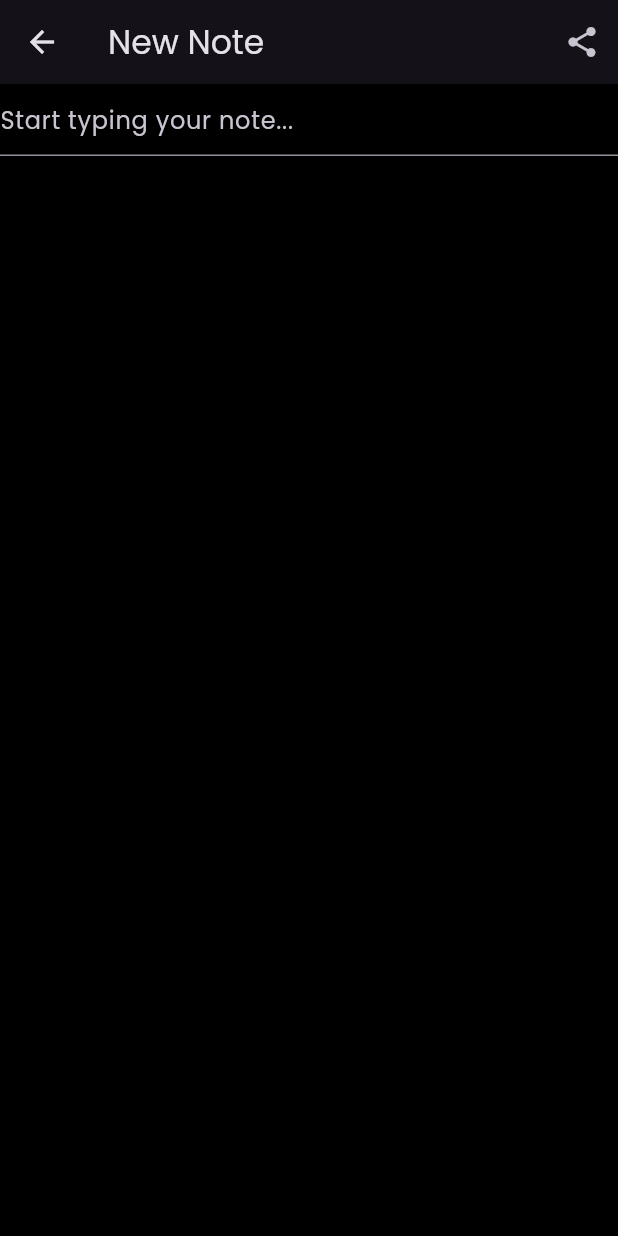
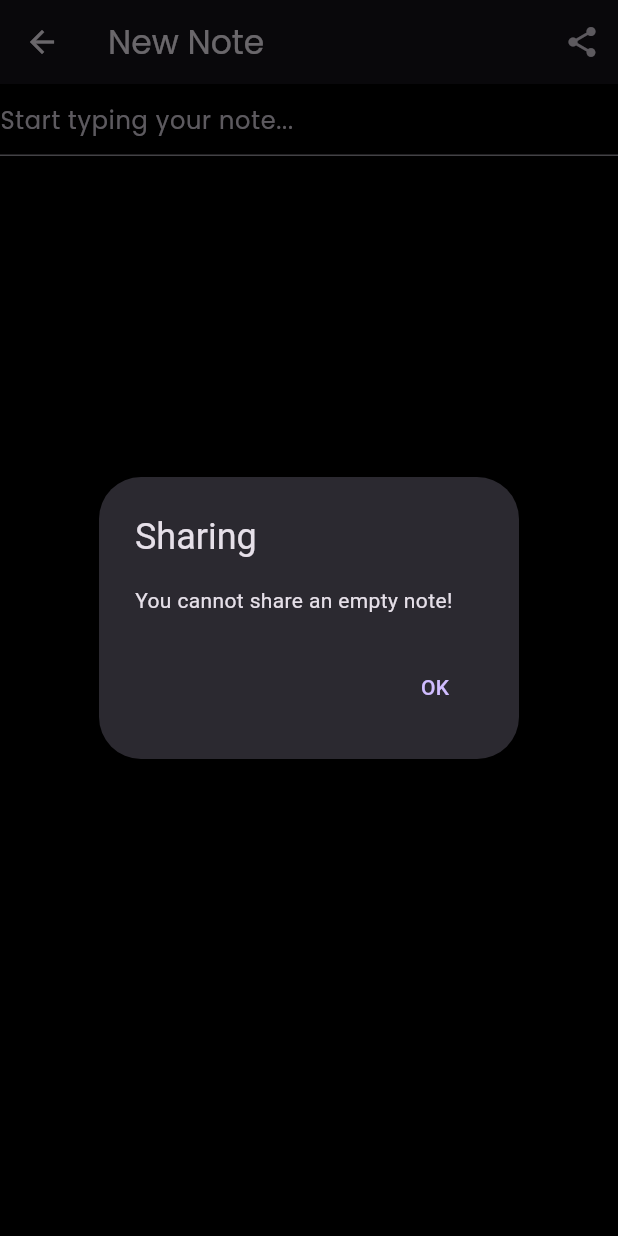
Before and after one commit to sharvil112003/mynotes, a Flutter app: the CreateUpdateNoteView screen opened by its route, after a tap on the "share" icon, on a phone screen of 412 x 824 dp. Run offline on Flutter 3.47's test engine with Material 3 defaults, Android fonts, the phone set to English and light mode, and no system bars; our stand-ins replace cloud_firestore, firebase_auth, firebase_core, google_fonts, share_plus; accounts and stored records are empty.

Commit message:
added share function to the notes

```diff
--- a/lib/views/notes/create_update_note_view.dart
+++ b/lib/views/notes/create_update_note_view.dart
@@ -5,7 +5,9 @@ import 'package:mynotes/services/cloud/cloud_note.dart';
 import 'package:mynotes/services/cloud/cloud_storage_constants.dart';
 import 'package:mynotes/services/cloud/firebase_cloud_storage.dart';
 import 'package:mynotes/services/crud/notes_service.dart';
+import 'package:mynotes/utilities/dialogues/cannot_share_empty_note_dialog.dart';
 import 'package:mynotes/utilities/generics/get_arguments.dart';
+import 'package:share_plus/share_plus.dart';
 
 class CreateUpdateNoteView extends StatefulWidget {
   const CreateUpdateNoteView({super.key});
@@ -99,7 +101,18 @@ class _CreateUpdateNoteViewState extends State<CreateUpdateNoteView> {
           'New Note',
           style: GoogleFonts.poppins(),
         ),
-        actions: [IconButton(onPressed: () {}, icon: const Icon(Icons.share))],
+        actions: [
+          IconButton(
+              onPressed: () async {
+                final text = _textController.text;
+                if (_note == null || text.isEmpty) {
+                  await showCannotShareEmptyNoteDialog(context);
+                } else {
+                  Share.share(text);
+                }
+              },
+              icon: const Icon(Icons.share))
+        ],
       ),
       body: FutureBuilder(
           future: createOrGetExistingNote(context),
```
